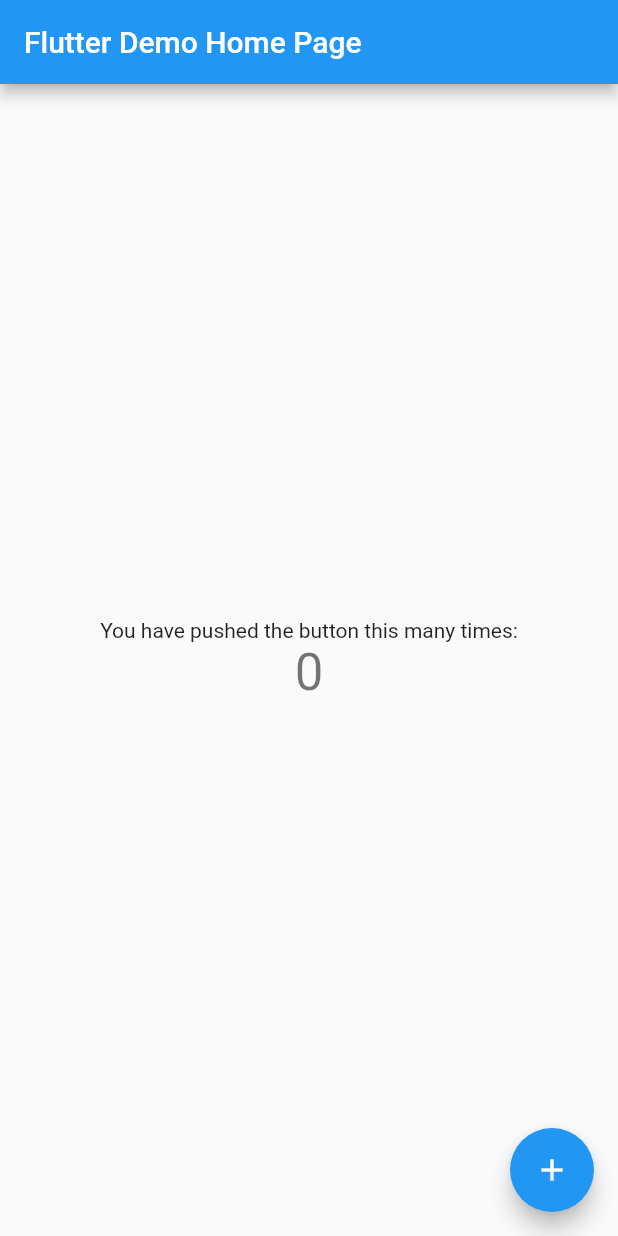
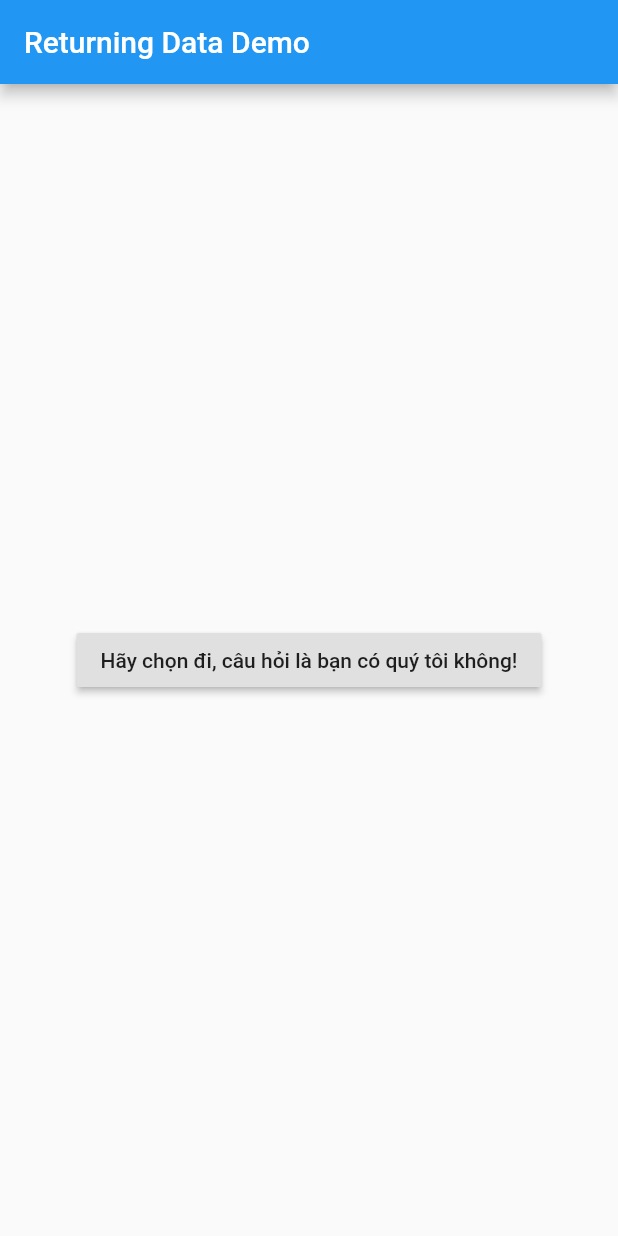
Before and after one commit to tunganh31309/bai-tap-lab4-5, a Flutter app: the screen it shows after launch, on a phone screen of 412 x 824 dp. Run offline on Flutter 3.47's test engine with Material 2 defaults, Android fonts, the phone set to English and light mode, and no system bars.

Commit message:
Chỉnh sửa code thay đổi

```diff
--- a/lib/main.dart
+++ b/lib/main.dart
@@ -1,117 +1,87 @@
 import 'package:flutter/material.dart';
 
 void main() {
-  runApp(MyApp());
+  runApp(MaterialApp(
+    title: 'Returning Data',
+    home: HomeScreen(),
+  ));
 }
 
-class MyApp extends StatelessWidget {
-  // This widget is the root of your application.
+class HomeScreen extends StatelessWidget {
   @override
   Widget build(BuildContext context) {
-    return MaterialApp(
-      title: 'Flutter Demo',
-      theme: ThemeData(
-        // This is the theme of your application.
-        //
-        // Try running your application with "flutter run". You'll see the
-        // application has a blue toolbar. Then, without quitting the app, try
-        // changing the primarySwatch below to Colors.green and then invoke
-        // "hot reload" (press "r" in the console where you ran "flutter run",
-        // or simply save your changes to "hot reload" in a Flutter IDE).
-        // Notice that the counter didn't reset back to zero; the application
-        // is not restarted.
-        primarySwatch: Colors.blue,
-        // This makes the visual density adapt to the platform that you run
-        // the app on. For desktop platforms, the controls will be smaller and
-        // closer together (more dense) than on mobile platforms.
-        visualDensity: VisualDensity.adaptivePlatformDensity,
+    return Scaffold(
+      appBar: AppBar(
+        title: Text('Returning Data Demo'),
       ),
-      home: MyHomePage(title: 'Flutter Demo Home Page'),
+      body: Center(child: SelectionButton()),
     );
   }
 }
 
-class MyHomePage extends StatefulWidget {
-  MyHomePage({Key key, this.title}) : super(key: key);
+class SelectionButton extends StatelessWidget {
+  @override
+  Widget build(BuildContext context) {
+    return RaisedButton(
+      onPressed: () {
+        _navigateAndDisplaySelection(context);
+      },
+      child: Text('Hãy chọn đi, câu hỏi là bạn có quý tôi không!'),
+    );
+  }
 
-  // This widget is the home page of your application. It is stateful, meaning
-  // that it has a State object (defined below) that contains fields that affect
-  // how it looks.
+  // A method that launches the SelectionScreen and awaits the result from
+  // Navigator.pop.
+  _navigateAndDisplaySelection(BuildContext context) async {
+    // Navigator.push returns a Future that completes after calling
+    // Navigator.pop on the Selection Screen.
+    final result = await Navigator.push(
+      context,
+      MaterialPageRoute(builder: (context) => SelectionScreen()),
+    );
 
-  // This class is the configuration for the state. It holds the values (in this
-  // case the title) provided by the parent (in this case the App widget) and
-  // used by the build method of the State. Fields in a Widget subclass are
-  // always marked "final".
-
-  final String title;
-
-  @override
-  _MyHomePageState createState() => _MyHomePageState();
+    // After the Selection Screen returns a result, hide any previous snackbars
+    // and show the new result.
+    Scaffold.of(context)
+      ..removeCurrentSnackBar()
+      ..showSnackBar(SnackBar(content: Text("$result")));
+  }
 }
 
-class _MyHomePageState extends State<MyHomePage> {
-  int _counter = 0;
-
-  void _incrementCounter() {
-    setState(() {
-      // This call to setState tells the Flutter framework that something has
-      // changed in this State, which causes it to rerun the build method below
-      // so that the display can reflect the updated values. If we changed
-      // _counter without calling setState(), then the build method would not be
-      // called again, and so nothing would appear to happen.
-      _counter++;
-    });
-  }
-
+class SelectionScreen extends StatelessWidget {
   @override
   Widget build(BuildContext context) {
-    // This method is rerun every time setState is called, for instance as done
-    // by the _incrementCounter method above.
-    //
-    // The Flutter framework has been optimized to make rerunning build methods
-    // fast, so that you can just rebuild anything that needs updating rather
-    // than having to individually change instances of widgets.
     return Scaffold(
       appBar: AppBar(
-        // Here we take the value from the MyHomePage object that was created by
-        // the App.build method, and use it to set our appbar title.
-        title: Text(widget.title),
+        title: Text('Hãy chọn đi'),
       ),
       body: Center(
-        // Center is a layout widget. It takes a single child and positions it
-        // in the middle of the parent.
         child: Column(
-          // Column is also a layout widget. It takes a list of children and
-          // arranges them vertically. By default, it sizes itself to fit its
-          // children horizontally, and tries to be as tall as its parent.
-          //
-          // Invoke "debug painting" (press "p" in the console, choose the
-          // "Toggle Debug Paint" action from the Flutter Inspector in Android
-          // Studio, or the "Toggle Debug Paint" command in Visual Studio Code)
-          // to see the wireframe for each widget.
-          //
-          // Column has various properties to control how it sizes itself and
-          // how it positions its children. Here we use mainAxisAlignment to
-          // center the children vertically; the main axis here is the vertical
-          // axis because Columns are vertical (the cross axis would be
-          // horizontal).
           mainAxisAlignment: MainAxisAlignment.center,
           children: <Widget>[
-            Text(
-              'You have pushed the button this many times:',
+            Padding(
+              padding: const EdgeInsets.all(8.0),
+              child: RaisedButton(
+                onPressed: () {
+                  // Close the screen and return "Yep!" as the result.
+                  Navigator.pop(context, 'Yep!');
+                },
+                child: Text('Yep!'),
+              ),
             ),
-            Text(
-              '$_counter',
-              style: Theme.of(context).textTheme.headline4,
-            ),
+            Padding(
+              padding: const EdgeInsets.all(8.0),
+              child: RaisedButton(
+                onPressed: () {
+                  // Close the screen and return "Nope!" as the result.
+                  Navigator.pop(context, 'Nope.');
+                },
+                child: Text('Nope.'),
+              ),
+            )
           ],
         ),
       ),
-      floatingActionButton: FloatingActionButton(
-        onPressed: _incrementCounter,
-        tooltip: 'Increment',
-        child: Icon(Icons.add),
-      ), // This trailing comma makes auto-formatting nicer for build methods.
     );
   }
 }
```
